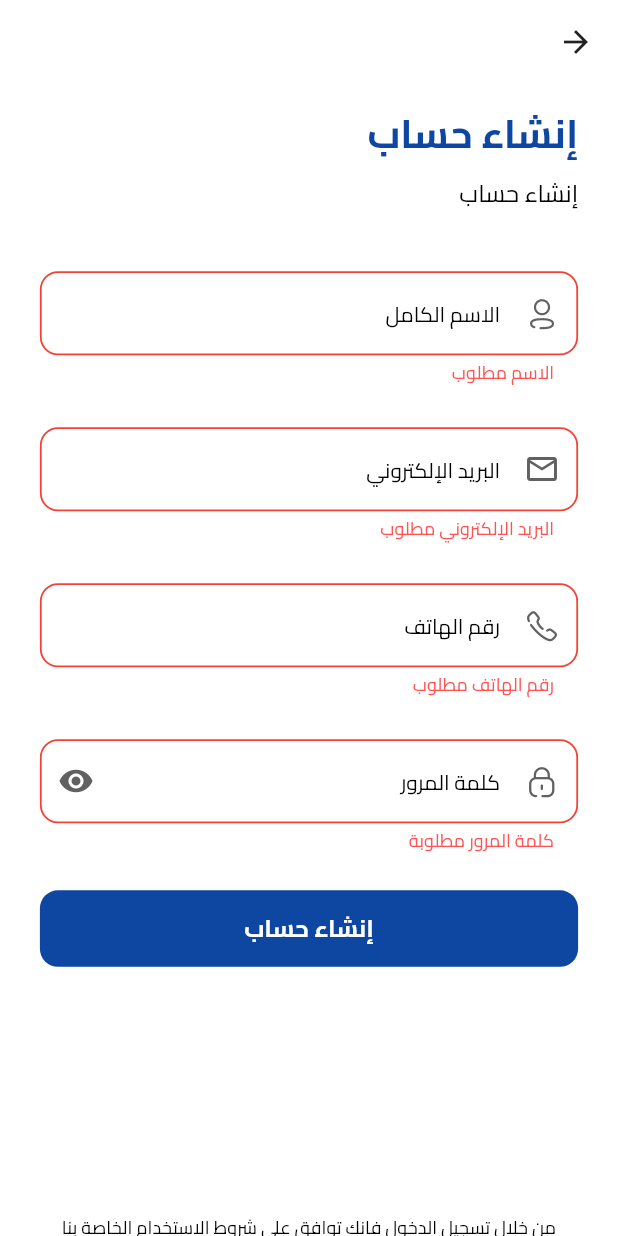
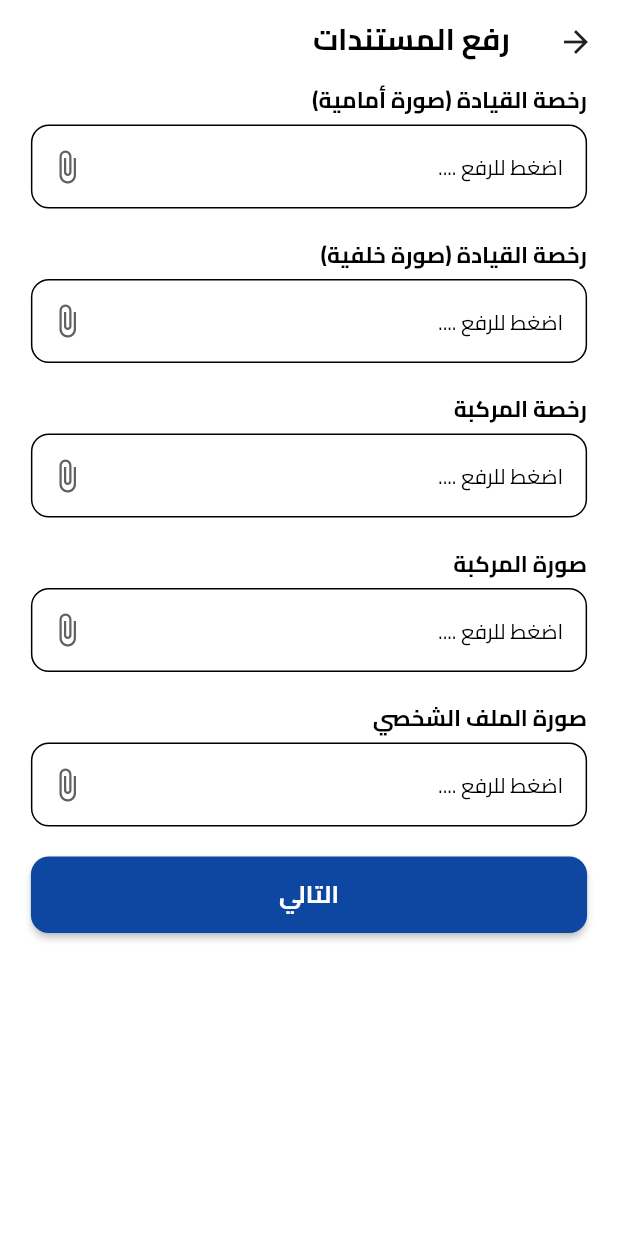
Before and after one commit to yousefm2311/ecommerce_supbase, a Flutter app: the RegisterView screen opened by its route, after a tap on "إنشاء حساب", on a phone screen of 412 x 824 dp. Run offline on Flutter 3.47's test engine with Material 3 defaults, Android fonts, the phone set to English and light mode, and no system bars; our stand-ins replace animate_do, file_picker, flutter_otp_text_field, get, google_fonts, lottie and 3 more; accounts and stored records are empty.

Commit message:
update 31/10

```diff
--- a/lib/core/utils/constants/app_strings.dart
+++ b/lib/core/utils/constants/app_strings.dart
@@ -1,3 +1,5 @@
+// ignore_for_file: constant_identifier_names
+
 class AppStrings {
   static const String appName = "MikroLink";
   static const String appSplash = "اعثر على ميكروباصك بسهولة";
@@ -92,5 +94,19 @@ class AppStrings {
   static const String triprequest = 'طلبات المنطقة';
   static const String accept = 'قبول';
   static const String livetrip = 'الرحلة الحية';
+  static const String inriderpassenger = 'ركاب الرحلة';
+  static const String support = 'الدعم الفني';
+  static const String update = 'تحديث';
+  static const String updatevailable = 'تحديث متاح';
+  static const String updateDetails =
+      'يوجد اصدار جديد يحسن الأداء ويصلح يعض المشاكل.';
+  static const String updatesize = 'الحجم:12MB .ينصح بالتحديث الأن. ';
+  static const String updatenow = 'تحديث الأن';
 
+  static const String uploaddocuments = 'رفع المستندات';
+  static const String idfront = 'رخصة القيادة (صورة أمامية)';
+  static const String idback = 'رخصة القيادة (صورة خلفية)';
+  static const String license = 'رخصة المركبة';
+  static const String carphoto = 'صورة المركبة';
+  static const String profilephoto = 'صورة الملف الشخصي';
 }
--- a/lib/core/utils/routes/routes.dart
+++ b/lib/core/utils/routes/routes.dart
@@ -8,13 +8,17 @@ import 'package:ecommerce_supbase/features/auth/presentition/views/loign_view.da
 import 'package:ecommerce_supbase/features/auth/presentition/views/register_view.dart';
 import 'package:ecommerce_supbase/features/bottom_navi_bar/presentation/view/bottom_navi.dart';
 import 'package:ecommerce_supbase/features/home/presentation/view/home_view.dart';
+import 'package:ecommerce_supbase/features/inrider_passengers/presentation/view/inrider_passenger_view.dart';
 import 'package:ecommerce_supbase/features/live_trip/presentation/view/live_trip_view.dart';
+import 'package:ecommerce_supbase/features/notifications/presentation/view/notification_view.dart';
 import 'package:ecommerce_supbase/features/onboarding/presentation/view/onboarding_view.dart';
 import 'package:ecommerce_supbase/features/profile/presentation/view/profile_view.dart';
 import 'package:ecommerce_supbase/features/splash/presentation/view/splash_view.dart';
 import 'package:ecommerce_supbase/features/start_trip/presentation/view/start_trip_view.dart';
 import 'package:ecommerce_supbase/features/trip_request/presentation/view/trip_request_view.dart';
 import 'package:ecommerce_supbase/features/trip_summary/presentation/view/trip_summary_view.dart';
+import 'package:ecommerce_supbase/features/update_app/presentation/view/update_app_view.dart';
+import 'package:ecommerce_supbase/features/upload_documents/presentation/view/upload_documents_view.dart';
 import 'package:get/get_navigation/get_navigation.dart';
 
 abstract class AppRoutes {
@@ -110,6 +114,30 @@ abstract class AppRoutes {
       transition: Transition.cupertino,
       transitionDuration: kTransitionDuration,
     ),
+    GetPage(
+      name: inriderpassenger,
+      page: () => const InriderPassengerView(),
+      transition: Transition.cupertino,
+      transitionDuration: kTransitionDuration,
+    ),
+    GetPage(
+      name: notifications,
+      page: () => const NotificationView(),
+      transition: Transition.cupertino,
+      transitionDuration: kTransitionDuration,
+    ),
+    GetPage(
+      name: updateapp,
+      page: () => const UpdateAppView(),
+      transition: Transition.cupertino,
+      transitionDuration: kTransitionDuration,
+    ),
+    GetPage(
+      name: uploaddocuments,
+      page: () => const UploadDocumentsView(),
+      transition: Transition.cupertino,
+      transitionDuration: kTransitionDuration,
+    ),
   ];
 
   static const String login = '/login';
@@ -127,4 +155,8 @@ abstract class AppRoutes {
   static const String tripsummary = '/tripsummary';
   static const String triprequest = '/triprequest';
   static const String livetrip = '/livetrip';
+  static const String inriderpassenger = '/inriderpassenger';
+  static const String notifications = '/notifications';
+  static const String updateapp = '/updateapp';
+  static const String uploaddocuments = '/uploaddocuments';
 }
--- /dev/null
+++ b/lib/core/utils/widgets/custom_file_picker_field.dart
@@ -0,0 +1,95 @@
+import 'package:file_picker/file_picker.dart';
+import 'package:flutter/material.dart';
+
+class CustomFilePickerField extends StatefulWidget {
+  final String label;
+  final String? hint;
+  final IconData? prefixIcon;
+  final IconData? suffixIcon;
+  final Color? fillColor;
+  final double borderRadius;
+  final FormFieldValidator<String>? validator;
+  final ValueChanged<PlatformFile>? onFileSelected;
+  final bool enabled;
+
+  const CustomFilePickerField({
+    super.key,
+    required this.label,
+    this.hint,
+    this.prefixIcon,
+    this.suffixIcon = Icons.attach_file,
+    this.fillColor,
+    this.borderRadius = 12,
+    this.validator,
+    this.onFileSelected,
+    this.enabled = true,
+  });
+
+  @override
+  State<CustomFilePickerField> createState() => _CustomFilePickerFieldState();
+}
+
+class _CustomFilePickerFieldState extends State<CustomFilePickerField> {
+  PlatformFile? selectedFile;
+
+  Future<void> _pickFile() async {
+    final result = await FilePicker.platform.pickFiles(
+      type: FileType.any, // أو FileType.custom لو عايز أنواع محددة
+      allowMultiple: false,
+    );
+
+    if (result != null && result.files.isNotEmpty) {
+      setState(() => selectedFile = result.files.first);
+      widget.onFileSelected?.call(selectedFile!);
+    }
+  }
+
+  @override
+  Widget build(BuildContext context) {
+    return Column(
+      crossAxisAlignment: CrossAxisAlignment.start,
+      children: [
+        Text(
+          widget.label,
+          style: const TextStyle(fontWeight: FontWeight.w600, fontSize: 15),
+        ),
+        const SizedBox(height: 6),
+        GestureDetector(
+          onTap: widget.enabled ? _pickFile : null,
+          child: AbsorbPointer(
+            child: TextFormField(
+              readOnly: true,
+              enabled: widget.enabled,
+              decoration: InputDecoration(
+                hintText:
+                    selectedFile?.name ?? widget.hint ?? 'اضغط للرفع ....',
+                // hintStyle: const TextStyle(color: Colors.black54),
+                filled: true,
+                fillColor: widget.fillColor ?? Colors.grey,
+                prefixIcon: widget.prefixIcon != null
+                    ? Icon(widget.prefixIcon, color: Colors.grey[700])
+                    : null,
+                suffixIcon: IconButton(
+                  onPressed: widget.enabled ? _pickFile : null,
+                  icon: Icon(widget.suffixIcon, color: Colors.grey[700]),
+                ),
+                focusedBorder: OutlineInputBorder(
+                  borderRadius: BorderRadius.circular(12.0),
+                  borderSide: const BorderSide(color: Colors.grey, width: 1.5),
+                ),
+                errorBorder: OutlineInputBorder(
+                  borderRadius: BorderRadius.circular(12.0),
+                  borderSide: const BorderSide(color: Colors.red, width: 1.2),
+                ),
+                focusedErrorBorder: OutlineInputBorder(
+                  borderRadius: BorderRadius.circular(12.0),
+                  borderSide: const BorderSide(color: Colors.red, width: 1.5),
+                ),
+              ),
+            ),
+          ),
+        ),
+      ],
+    );
+  }
+}
--- a/lib/features/auth/presentition/views/register_view.dart
+++ b/lib/features/auth/presentition/views/register_view.dart
@@ -1,6 +1,8 @@
 import 'package:animate_do/animate_do.dart';
 import 'package:ecommerce_supbase/core/utils/constants/app_colors.dart';
 import 'package:ecommerce_supbase/core/utils/constants/app_strings.dart';
+import 'package:ecommerce_supbase/core/utils/functions/navigator.dart';
+import 'package:ecommerce_supbase/core/utils/routes/routes.dart';
 import 'package:ecommerce_supbase/core/utils/services/%C2%A0helpers/app_mediaquery.dart';
 import 'package:ecommerce_supbase/core/utils/widgets/custom_material_button.dart';
 import 'package:ecommerce_supbase/features/auth/presentition/views/widgets/register_text_form_field.dart';
@@ -55,6 +57,7 @@ class RegisterView extends StatelessWidget {
                             if (formKey.currentState!.validate()) {
                               FocusScope.of(context).unfocus();
                             }
+                            pushNamedRoute(AppRoutes.uploaddocuments);
                           },
                           elevation: 0,
                           textColor: AppColors.white,
--- a/lib/features/home/presentation/view/home_view.dart
+++ b/lib/features/home/presentation/view/home_view.dart
@@ -1,5 +1,7 @@
 import 'package:ecommerce_supbase/core/utils/constants/app_strings.dart';
 import 'package:ecommerce_supbase/core/utils/constants/app_text_style.dart';
+import 'package:ecommerce_supbase/core/utils/functions/navigator.dart';
+import 'package:ecommerce_supbase/core/utils/routes/routes.dart';
 import 'package:ecommerce_supbase/core/utils/services/%C2%A0helpers/app_mediaquery.dart';
 import 'package:ecommerce_supbase/core/utils/widgets/icon_broken.dart';
 import 'package:ecommerce_supbase/features/home/presentation/view/widgets/nearby_rquest_partition.dart';
@@ -20,7 +22,9 @@ class HomeView extends StatelessWidget {
       appBar: AppBar(
         leading: IconButton(
           icon: const Icon(IconBroken.Notification),
-          onPressed: () {},
+          onPressed: () {
+            pushNamedRoute(AppRoutes.notifications);
+          },
         ),
         title: const Text(AppStrings.home, style: AppTextStyles.title),
         centerTitle: true,
--- a/lib/features/live_trip/presentation/view/live_trip_view.dart
+++ b/lib/features/live_trip/presentation/view/live_trip_view.dart
@@ -18,6 +18,12 @@ class LiveTripView extends StatelessWidget {
     return Scaffold(
       appBar: AppBar(
         title: const Text(AppStrings.livetrip, style: AppTextStyles.title),
+        leading: IconButton(
+          onPressed: () {
+            pushNamedRoute(AppRoutes.inriderpassenger);
+          },
+          icon: const Icon(Icons.reduce_capacity),
+        ),
       ),
 
       body: Padding(
--- /dev/null
+++ b/lib/features/upload_documents/presentation/view/upload_documents_view.dart
@@ -0,0 +1,62 @@
+import 'package:ecommerce_supbase/core/utils/constants/app_colors.dart';
+import 'package:ecommerce_supbase/core/utils/constants/app_strings.dart';
+import 'package:ecommerce_supbase/core/utils/services/%C2%A0helpers/app_mediaquery.dart';
+import 'package:ecommerce_supbase/core/utils/widgets/custom_file_picker_field.dart';
+import 'package:ecommerce_supbase/core/utils/widgets/custom_material_button.dart';
+import 'package:flutter/material.dart';
+
+class UploadDocumentsView extends StatelessWidget {
+  const UploadDocumentsView({super.key});
+
+  @override
+  Widget build(BuildContext context) {
+    final size = AppMediaQuery.of(context).size.width;
+    return Scaffold(
+      appBar: AppBar(title: const Text(AppStrings.uploaddocuments)),
+      body: Padding(
+        padding: EdgeInsets.symmetric(horizontal: size * .05),
+        child: Column(
+          children: [
+            CustomFilePickerField(
+              label: AppStrings.idfront,
+              fillColor: const Color(0x0ff7f7f7),
+              onFileSelected: (value) {},
+            ),
+            const SizedBox(height: 20.0),
+            CustomFilePickerField(
+              label: AppStrings.idback,
+              fillColor: const Color(0x0ff7f7f7),
+              onFileSelected: (value) {},
+            ),
+
+            const SizedBox(height: 20.0),
+            CustomFilePickerField(
+              label: AppStrings.license,
+              fillColor: const Color(0x0ff7f7f7),
+              onFileSelected: (value) {},
+            ),
+            const SizedBox(height: 20.0),
+            CustomFilePickerField(
+              label: AppStrings.carphoto,
+              fillColor: const Color(0x0ff7f7f7),
+              onFileSelected: (value) {},
+            ),
+            const SizedBox(height: 20.0),
+            CustomFilePickerField(
+              label: AppStrings.profilephoto,
+              fillColor: const Color(0x0ff7f7f7),
+              onFileSelected: (value) {},
+            ),
+            const SizedBox(height: 20.0),
+            CustomMaterialButton(
+              width: double.infinity,
+              color: AppColors.primaryDark,
+              text: AppStrings.next,
+              onPressed: () {},
+            ),
+          ],
+        ),
+      ),
+    );
+  }
+}
--- a/pubspec.yaml
+++ b/pubspec.yaml
@@ -23,6 +23,7 @@ dependencies:
   lottie: ^3.3.2
   animate_do: ^4.2.0
   flutter_otp_text_field: ^1.5.1+1
+  file_picker: ^10.2.2
 
 dev_dependencies:
   flutter_test:
@@ -33,7 +34,6 @@ flutter:
 
   assets:
     - assets/images/
-    - assets/svg/
     - assets/lottie/
 
 
```
Also changed, not shown: lib/core/utils/widgets/card_details.dart (+8 -2 lines), lib/core/utils/widgets/drawer.dart (+11 -0 lines), lib/features/inrider_passengers/data/seeder_model.dart (added, +29 -0 lines), lib/features/inrider_passengers/presentation/view/inrider_passenger_view.dart (added, +36 -0 lines), lib/features/inrider_passengers/presentation/view/widgets/list_view_card_details.dart (added, +30 -0 lines), lib/features/notifications/presentation/view/notification_view.dart (added, +58 -0 lines), lib/features/update_app/presentation/view/update_app_view.dart (added, +50 -0 lines), pubspec.lock, 2 other files.
